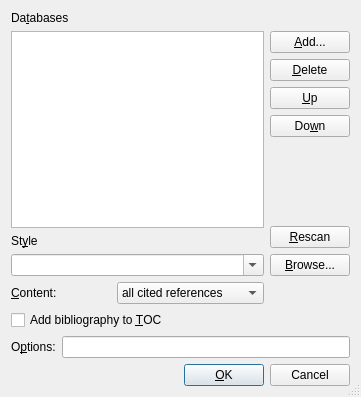
This is src/frontends/qt4/ui/BibtexUi.ui in cburschka/lyx as Qt 5 draws it before an edit. The edited form follows.
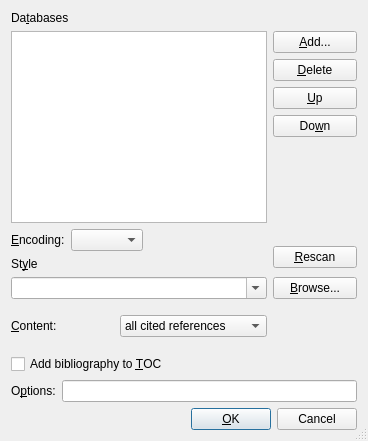
This is the edited form.

Commit message:
Add support for bib files encoding
File format change.

Fixes: #6223

```diff
--- a/src/frontends/qt4/ui/BibtexUi.ui
+++ b/src/frontends/qt4/ui/BibtexUi.ui
@@ -6,8 +6,8 @@
    <rect>
     <x>0</x>
     <y>0</y>
-    <width>361</width>
-    <height>397</height>
+    <width>368</width>
+    <height>441</height>
    </rect>
   </property>
   <property name="windowTitle">
@@ -17,7 +17,7 @@
    <bool>true</bool>
   </property>
   <layout class="QGridLayout" name="gridLayout">
-   <item row="0" column="0" colspan="2">
+   <item row="0" column="0">
     <widget class="QLabel" name="databaseLA">
      <property name="sizePolicy">
       <sizepolicy hsizetype="Minimum" vsizetype="Fixed">
@@ -39,7 +39,7 @@
      </property>
     </widget>
    </item>
-   <item row="1" column="0" rowspan="6" colspan="2">
+   <item row="1" column="0" rowspan="5" colspan="2">
     <widget class="QListWidget" name="databaseLW"/>
    </item>
    <item row="1" column="2">
@@ -82,7 +82,7 @@
      </property>
     </widget>
    </item>
-   <item row="5" column="2">
+   <item row="5" column="2" rowspan="2">
     <spacer>
      <property name="orientation">
       <enum>Qt::Vertical</enum>
@@ -98,7 +98,7 @@
      </property>
     </spacer>
    </item>
-   <item row="6" column="2" rowspan="2">
+   <item row="7" column="2" rowspan="2">
     <widget class="QPushButton" name="rescanPB">
      <property name="toolTip">
       <string>Scan for new databases and styles</string>
@@ -108,7 +108,7 @@
      </property>
     </widget>
    </item>
-   <item row="7" column="0">
+   <item row="8" column="0">
     <widget class="QLabel" name="styleLA">
      <property name="sizePolicy">
       <sizepolicy hsizetype="Minimum" vsizetype="Fixed">
@@ -127,7 +127,7 @@
      </property>
     </widget>
    </item>
-   <item row="8" column="0" colspan="2">
+   <item row="9" column="0" colspan="2">
     <widget class="QComboBox" name="styleCB">
      <property name="toolTip">
       <string>Choose a style file</string>
@@ -143,7 +143,7 @@
      </property>
     </widget>
    </item>
-   <item row="8" column="2">
+   <item row="9" column="2">
     <widget class="QPushButton" name="stylePB">
      <property name="toolTip">
       <string>Choose a style file</string>
@@ -156,7 +156,7 @@
      </property>
     </widget>
    </item>
-   <item row="9" column="0">
+   <item row="10" column="0">
     <widget class="QLabel" name="btPrintLA">
      <property name="sizePolicy">
       <sizepolicy hsizetype="Minimum" vsizetype="Fixed">
@@ -175,7 +175,7 @@
      </property>
     </widget>
    </item>
-   <item row="9" column="1">
+   <item row="10" column="1">
     <widget class="QComboBox" name="btPrintCO">
      <property name="toolTip">
       <string>This bibliography section contains...</string>
@@ -197,7 +197,7 @@
      </item>
     </widget>
    </item>
-   <item row="9" column="2" rowspan="2">
+   <item row="10" column="2">
     <spacer>
      <property name="orientation">
       <enum>Qt::Vertical</enum>
@@ -213,17 +213,7 @@
      </property>
     </spacer>
    </item>
-   <item row="10" column="0" colspan="2">
-    <widget class="QCheckBox" name="bibtocCB">
-     <property name="toolTip">
-      <string>Add bibliography to the table of contents</string>
-     </property>
-     <property name="text">
-      <string>Add bibliography to &amp;TOC</string>
-     </property>
-    </widget>
-   </item>
-   <item row="11" column="0" colspan="3">
+   <item row="12" column="0" colspan="3">
     <layout class="QHBoxLayout" name="horizontalLayout">
      <item>
       <widget class="QLabel" name="biblatexOptsLA">
@@ -244,7 +234,7 @@
      </item>
     </layout>
    </item>
-   <item row="12" column="0" colspan="3">
+   <item row="13" column="0" colspan="3">
     <layout class="QHBoxLayout">
      <property name="spacing">
       <number>6</number>
@@ -302,6 +292,50 @@
      </item>
     </layout>
    </item>
+   <item row="6" column="0" rowspan="2" colspan="2">
+    <layout class="QHBoxLayout" name="horizontalLayout_2">
+     <item>
+      <widget class="QLabel" name="bibEncodingLA">
+       <property name="text">
+        <string>&amp;Encoding:</string>
+       </property>
+       <property name="buddy">
+        <cstring>bibEncodingCO</cstring>
+       </property>
+      </widget>
+     </item>
+     <item>
+      <widget class="QComboBox" name="bibEncodingCO">
+       <property name="toolTip">
+        <string>If your bibliography databases use a different encoding than the LyX document, specify it here</string>
+       </property>
+      </widget>
+     </item>
+     <item>
+      <spacer name="horizontalSpacer">
+       <property name="orientation">
+        <enum>Qt::Horizontal</enum>
+       </property>
+       <property name="sizeHint" stdset="0">
+        <size>
+         <width>40</width>
+         <height>20</height>
+        </size>
+       </property>
+      </spacer>
+     </item>
+    </layout>
+   </item>
+   <item row="11" column="0" colspan="2">
+    <widget class="QCheckBox" name="bibtocCB">
+     <property name="toolTip">
+      <string>Add bibliography to the table of contents</string>
+     </property>
+     <property name="text">
+      <string>Add bibliography to &amp;TOC</string>
+     </property>
+    </widget>
+   </item>
   </layout>
  </widget>
  <tabstops>
```
The commit also changes 11 other files.
